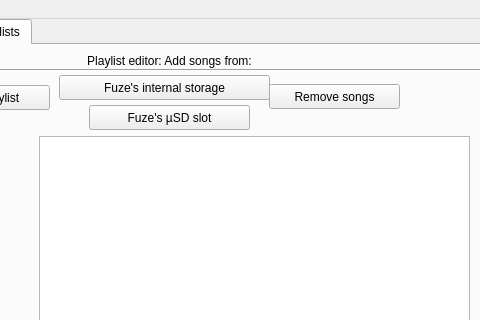
The window that GUI/MainWindow.ui (willfurnass/video4fuze) describes before a commit, drawn with Qt 5; both pictures show x 163 to 643 and y 0 to 320 of the 643 by 486 pixel window.
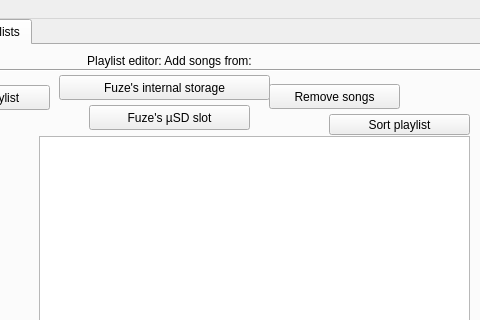
The same window after the commit. The open tabs and pages were chosen to show the change. Icons and pictures are not drawn.

```diff
--- a/GUI/MainWindow.ui
+++ b/GUI/MainWindow.ui
@@ -602,6 +602,19 @@
        <string>Open playlist</string>
       </property>
      </widget>
+     <widget class="QToolButton" name="ToggleSort">
+      <property name="geometry">
+       <rect>
+        <x>480</x>
+        <y>69</y>
+        <width>141</width>
+        <height>21</height>
+       </rect>
+      </property>
+      <property name="text">
+       <string>Sort playlist</string>
+      </property>
+     </widget>
     </widget>
    </widget>
   </widget>
```
Left out of the diff: 29 changed lines with no effect on the pictures.
